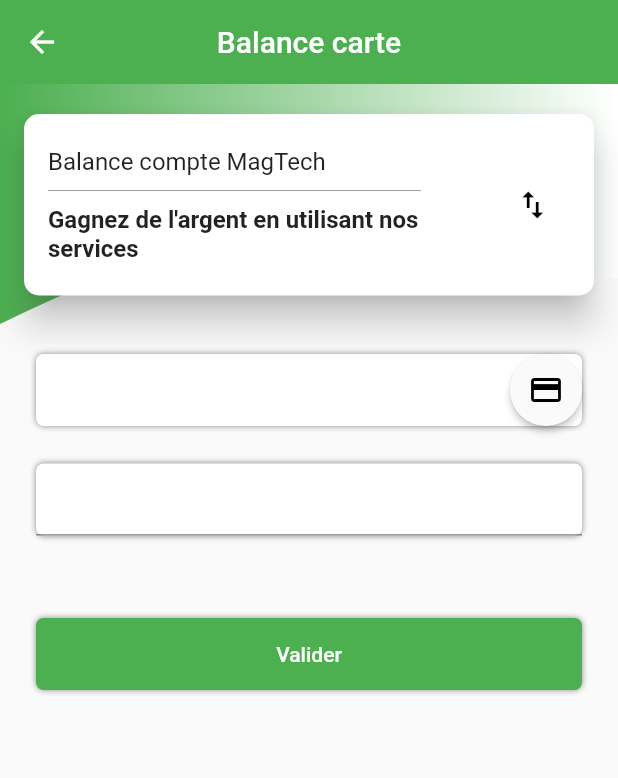
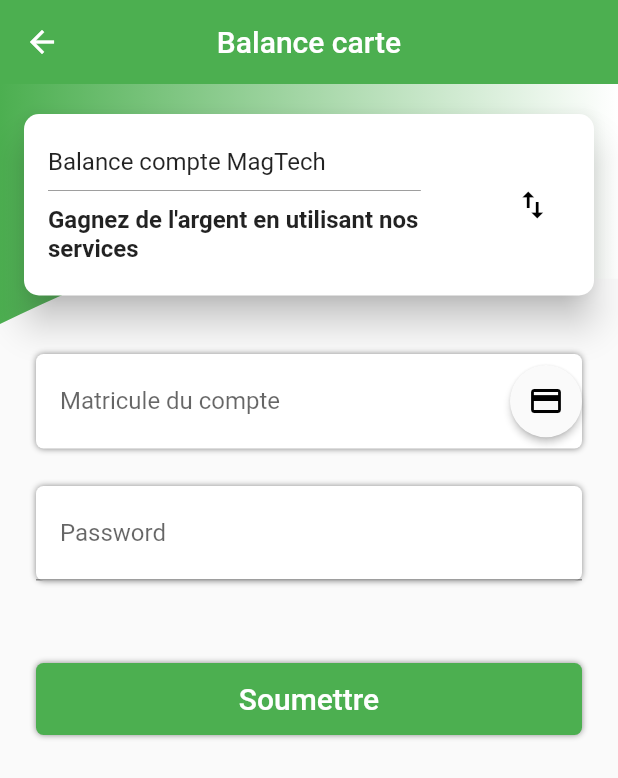
Before and after one commit to TonyBASHIZI/MagClient, a Flutter app: the expedier screen opened directly, on a phone screen of 412 x 824 dp. Shown: the top 778 px of the screen. Run offline on Flutter 3.47's test engine with Material 2 defaults, Android fonts, the phone set to English and light mode, and no system bars; our stand-ins replace flutter_local_notifications, rxdart.

```diff
--- a/lib/expedier.dart
+++ b/lib/expedier.dart
@@ -183,6 +183,7 @@ class formExpedier extends StatelessWidget {
                  obscureText: false,
                  textAlign: TextAlign.center,
                  decoration: InputDecoration(
+                   labelText: "Matricule du compte",
                         contentPadding: EdgeInsets.symmetric(
                             horizontal: 16.0, vertical: 14.0),
                         suffixIcon: Material(
@@ -216,7 +217,13 @@ class formExpedier extends StatelessWidget {
               boxShadow: [BoxShadow(offset: Offset(0, 0),color: Colors.black45,blurRadius: 3)],
               color: Colors.white
             ),
+
             child: TextField(
+              decoration: InputDecoration(
+                labelText: "Password",
+                contentPadding: EdgeInsets.symmetric(
+                            horizontal: 16.0, vertical: 14.0)
+              ),
                 controller: TextEditingController(
                     text: "",
 
@@ -242,8 +249,8 @@ class formExpedier extends StatelessWidget {
             child: FlatButton(onPressed: () {
           dialog();
         },
-            child: Text("Valider",
-            style: TextStyle(color: Colors.white)
+            child: Text("Soumettre",
+            style: TextStyle(color: Colors.white, fontSize: 20)
             ),
 
             ),
--- a/lib/pub.dart
+++ b/lib/pub.dart
@@ -12,7 +12,7 @@ class Pub extends StatefulWidget {
   }
 }
 
-// class PubState extends State<Pub> {
+// class _PubState extends State<Pub> {
 //   List<Pub> _pubs;
 //   GlobalKey<ScaffoldState> _scaffoldKey;
 //   TextEditingController _titre;
```
